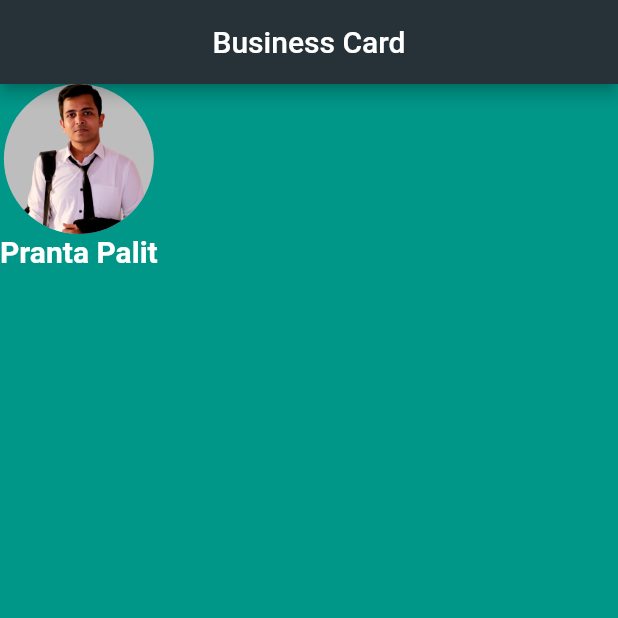
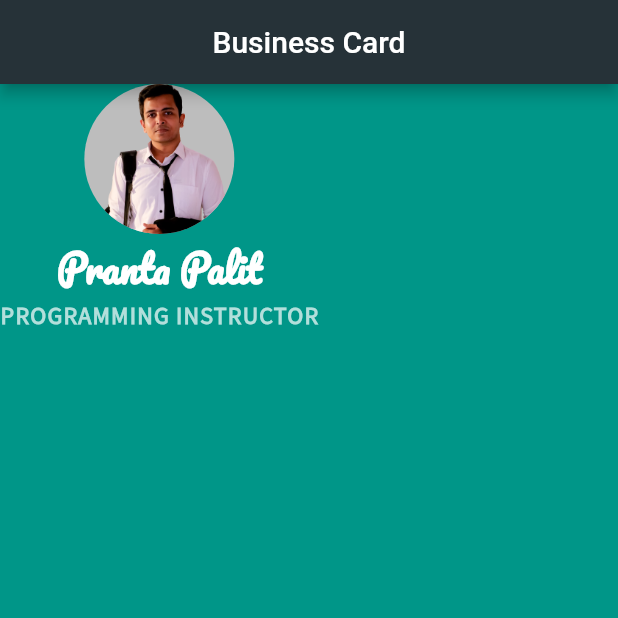
Before and after one commit to Pranta-Palit/Flutter_Business_Card, a Flutter app: the screen it shows after launch, on a phone screen of 412 x 824 dp, the top half of it. Run offline on Flutter 3.47's test engine with Material 2 defaults, Android fonts, the phone set to English and light mode, and no system bars.

Commit message:
added custom fonts

```diff
--- a/lib/main.dart
+++ b/lib/main.dart
@@ -25,17 +25,31 @@ class BusinessCard extends StatelessWidget {
         body: SafeArea(
           child: Column(
             children: <Widget>[
+              // profile picture CircleAvatar
               CircleAvatar(
                 backgroundColor: Colors.grey[400],
                 radius: 50.0,
                 backgroundImage: AssetImage("images/pranta.png"),
               ),
+              // Text: Full Name
               Text(
                 "Pranta Palit",
                 style: TextStyle(
-                  fontSize: 20.0,
+                  fontFamily: "Pacifico",
+                  fontSize: 25.0,
                   color: Colors.white,
                   fontWeight: FontWeight.bold,
+                ),
+              ),
+              // Text: Job Position
+              Text(
+                "PROGRAMMING INSTRUCTOR",
+                style: TextStyle(
+                  fontFamily: "Source Sans Pro",
+                  fontSize: 16.0,
+                  color: Colors.teal[100],
+                  fontWeight: FontWeight.bold,
+                  letterSpacing: 0.8,
                 ),
               ),
             ],
```
Also changed, not shown: pubspec.yaml (+11 -11 lines), fonts/Pacifico-Regular.ttf (added), fonts/SourceSansPro-Regular.ttf (added).
